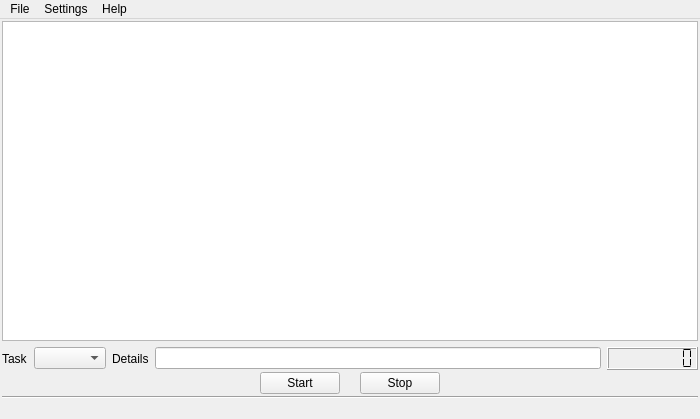
First picture: the form in ui/whch.ui, repository Patriciasc/WHCH, before the edit.
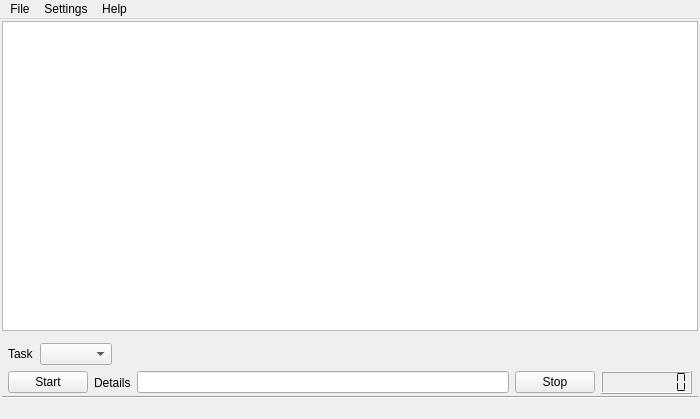
Second picture: the form after the edit. Icons and pictures are not drawn.

Commit message: Realocated Start/Stop button, lineEdit and time counter in the UI.

Diff of the .ui file:
```diff
--- a/ui/whch.ui
+++ b/ui/whch.ui
@@ -74,8 +74,11 @@
       </item>
       <item>
        <layout class="QHBoxLayout" name="horizontalLayout_2">
+        <property name="leftMargin">
+         <number>6</number>
+        </property>
         <property name="topMargin">
-         <number>0</number>
+         <number>6</number>
         </property>
         <property name="bottomMargin">
          <number>0</number>
@@ -95,6 +98,47 @@
          </widget>
         </item>
         <item>
+         <spacer name="horizontalSpacer_2">
+          <property name="orientation">
+           <enum>Qt::Horizontal</enum>
+          </property>
+          <property name="sizeHint" stdset="0">
+           <size>
+            <width>40</width>
+            <height>20</height>
+           </size>
+          </property>
+         </spacer>
+        </item>
+       </layout>
+      </item>
+      <item>
+       <layout class="QHBoxLayout" name="horizontalLayout_4">
+        <property name="leftMargin">
+         <number>6</number>
+        </property>
+        <property name="rightMargin">
+         <number>6</number>
+        </property>
+        <item>
+         <widget class="QPushButton" name="StartButton">
+          <property name="text">
+           <string>Start</string>
+          </property>
+          <property name="icon">
+           <iconset>
+            <activeon>:/ui/images/process_start.png</activeon>
+           </iconset>
+          </property>
+          <property name="iconSize">
+           <size>
+            <width>32</width>
+            <height>32</height>
+           </size>
+          </property>
+         </widget>
+        </item>
+        <item>
          <widget class="QLabel" name="label_3">
           <property name="text">
            <string>Details</string>
@@ -108,6 +152,24 @@
           </property>
          </widget>
         </item>
+        <item>
+         <widget class="QPushButton" name="StopButton">
+          <property name="text">
+           <string>Stop</string>
+          </property>
+          <property name="icon">
+           <iconset>
+            <activeon>:/ui/images/process_stop.png</activeon>
+           </iconset>
+          </property>
+          <property name="iconSize">
+           <size>
+            <width>32</width>
+            <height>32</height>
+           </size>
+          </property>
+         </widget>
+        </item>
         <item>
          <widget class="QLCDNumber" name="lcdNumber">
           <property name="numDigits">
@@ -127,68 +189,6 @@
       <property name="spacing">
        <number>20</number>
       </property>
-      <item>
-       <spacer name="horizontalSpacer_3">
-        <property name="orientation">
-         <enum>Qt::Horizontal</enum>
-        </property>
-        <property name="sizeHint" stdset="0">
-         <size>
-          <width>40</width>
-          <height>20</height>
-         </size>
-        </property>
-       </spacer>
-      </item>
-      <item>
-       <widget class="QPushButton" name="StartButton">
-        <property name="text">
-         <string>Start</string>
-        </property>
-        <property name="icon">
-         <iconset>
-          <activeon>:/ui/images/process_start.png</activeon>
-         </iconset>
-        </property>
-        <property name="iconSize">
-         <size>
-          <width>32</width>
-          <height>32</height>
-         </size>
-        </property>
-       </widget>
-      </item>
-      <item>
-       <widget class="QPushButton" name="StopButton">
-        <property name="text">
-         <string>Stop</string>
-        </property>
-        <property name="icon">
-         <iconset>
-          <activeon>:/ui/images/process_stop.png</activeon>
-         </iconset>
-        </property>
-        <property name="iconSize">
-         <size>
-          <width>32</width>
-          <height>32</height>
-         </size>
-        </property>
-       </widget>
-      </item>
-      <item>
-       <spacer name="horizontalSpacer_2">
-        <property name="orientation">
-         <enum>Qt::Horizontal</enum>
-        </property>
-        <property name="sizeHint" stdset="0">
-         <size>
-          <width>40</width>
-          <height>20</height>
-         </size>
-        </property>
-       </spacer>
-      </item>
      </layout>
     </item>
     <item>
```
Left out of the diff: 1 changed line with no effect on the pictures.
